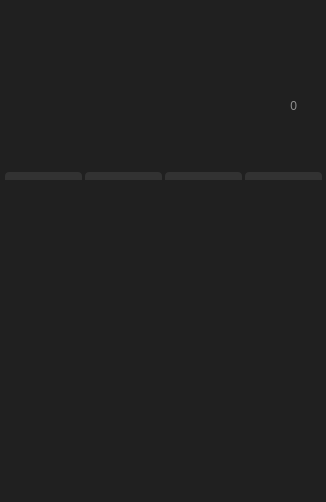
Qt form Calculator/main_window_dialog.ui (vince-exe/Calculator) before a commit.
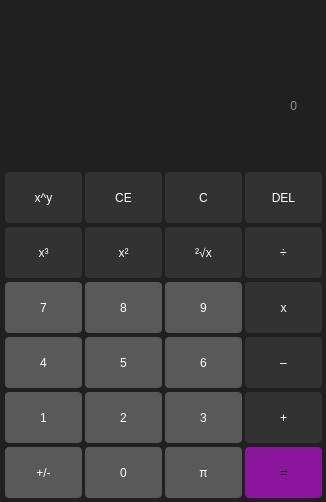
The same form after that commit.

```diff
--- a/Calculator/main_window_dialog.ui
+++ b/Calculator/main_window_dialog.ui
@@ -90,7 +90,7 @@
 }</string>
    </property>
    <property name="text">
-    <string>,</string>
+    <string>π</string>
    </property>
   </widget>
   <widget class="QPushButton" name="equalsBtn">
@@ -653,52 +653,6 @@
     <string>0</string>
    </property>
   </widget>
-  <widget class="QPushButton" name="imgBtn">
-   <property name="geometry">
-    <rect>
-     <x>260</x>
-     <y>10</y>
-     <width>31</width>
-     <height>31</height>
-    </rect>
-   </property>
-   <property name="styleSheet">
-    <string notr="true">QPushButton {
-background-color: rgb(32, 32, 32);
-border: none;
-}</string>
-   </property>
-   <property name="text">
-    <string/>
-   </property>
-  </widget>
-  <widget class="QLabel" name="historyLabel">
-   <property name="enabled">
-    <bool>true</bool>
-   </property>
-   <property name="geometry">
-    <rect>
-     <x>0</x>
-     <y>180</y>
-     <width>326</width>
-     <height>321</height>
-    </rect>
-   </property>
-   <property name="styleSheet">
-    <string notr="true">QLabel {
-	background-color: rgb(32, 32, 32);
-}</string>
-   </property>
-   <property name="frameShape">
-    <enum>QFrame::NoFrame</enum>
-   </property>
-   <property name="text">
-    <string/>
-   </property>
-   <property name="indent">
-    <number>-1</number>
-   </property>
-  </widget>
  </widget>
  <resources/>
  <connections/>
```
Left out of the diff: 2 changed lines with no effect on the pictures.
